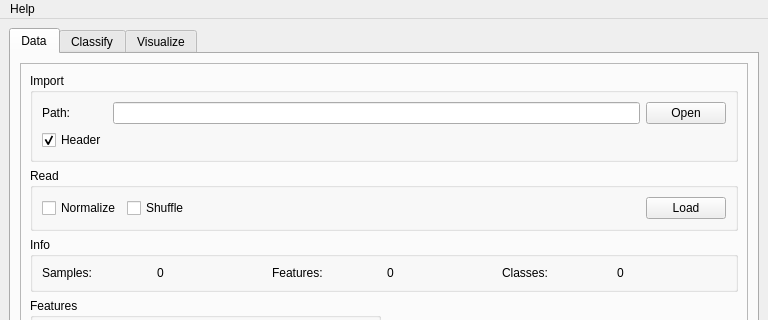
The window that libtsvm/GUI-LIBTwinSVM.ui (mir-am/LIBTwinSVM) describes before a commit, drawn with Qt 5; both pictures show x 0 to 768 and y 0 to 320 of the 768 by 487 pixel window.
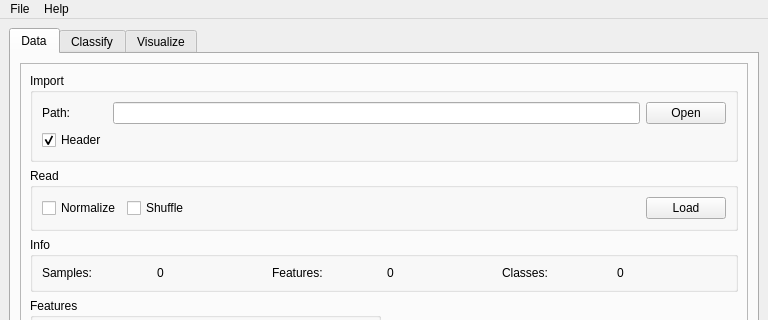
The same window after the commit. Icons and pictures are not drawn.

Commit message: Added a couple things to header's tab bar

Patch:
```diff
--- a/libtsvm/GUI-LIBTwinSVM.ui
+++ b/libtsvm/GUI-LIBTwinSVM.ui
@@ -655,6 +655,16 @@
      <string>Help</string>
     </property>
    </widget>
+   <widget class="QMenu" name="menuFile">
+    <property name="title">
+     <string>File</string>
+    </property>
+    <addaction name="actionOpen_Dataset"/>
+    <addaction name="actionSave_Results"/>
+    <addaction name="separator"/>
+    <addaction name="actionExit"/>
+   </widget>
+   <addaction name="menuFile"/>
    <addaction name="menuHelp"/>
   </widget>
  </widget>
```
Left out of the diff: 70 changed lines with no effect on the pictures. The commit also changes 3 other files.
